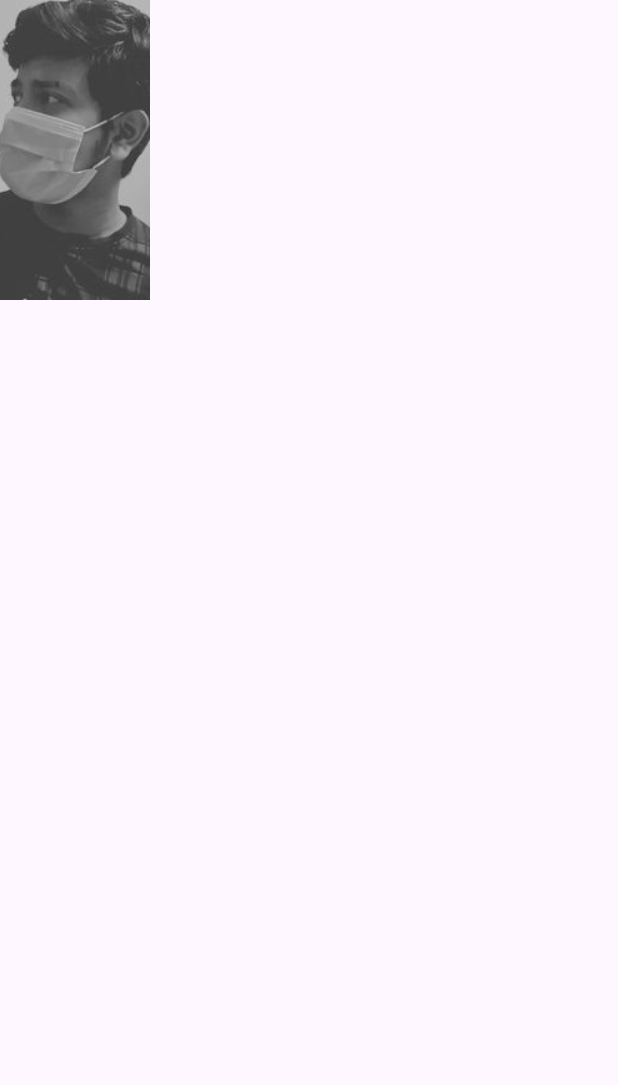
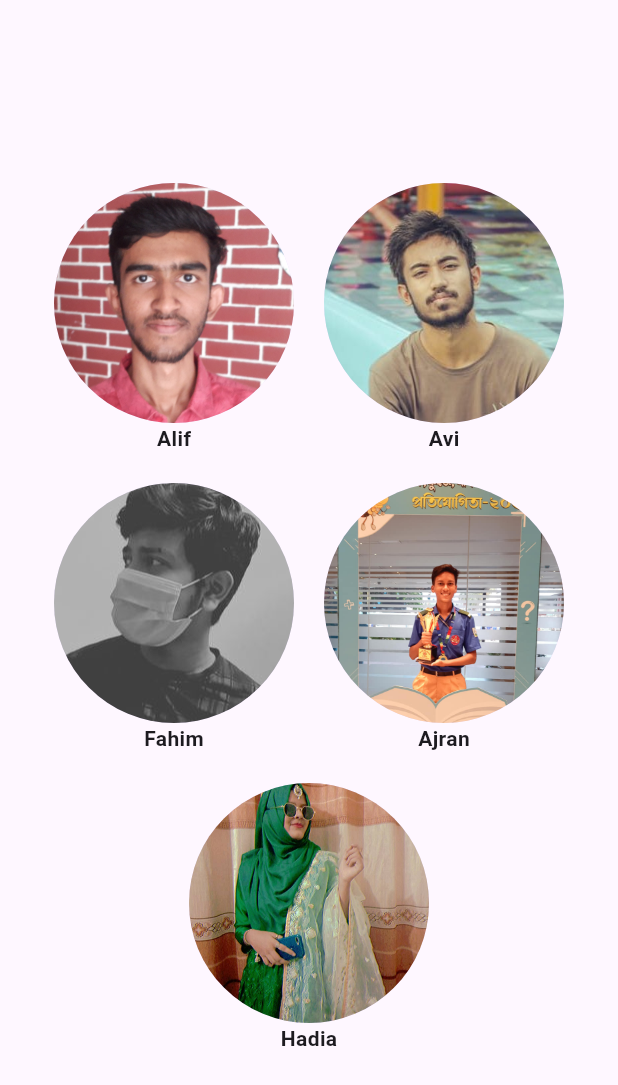
Before and after one commit to FahimShahriar-Sulfuric/chotto_bondhura_app, a Flutter app: the screen it shows after launch, on a phone screen of 412 x 824 dp. Shown: the top 1085 px of the screen. Run offline on Flutter 3.47's test engine with Material 2 defaults, Android fonts, the phone set to English and light mode, and no system bars.

Commit message:
Completed homepage.dart

```diff
--- a/lib/homepage.dart
+++ b/lib/homepage.dart
@@ -7,49 +7,91 @@ class Homepage extends StatelessWidget {
   Widget build(BuildContext context) {
     return SafeArea(
       child: Scaffold(
-      body: Column(
-        children: [
-          InkWell(
-            onTap: () {},
-            child: Ink.image(
-                image: AssetImage('assets/Fahim.jpg'),
-              height: 200,
-              width: 100,
-              fit: BoxFit.cover,
-            ),
+        body: Center(
+          child: Wrap(
+            spacing: 20,
+            runSpacing: 20,
+            alignment: WrapAlignment.center,
+            children: [
+              GestureDetector(
+                onTap: null,
+                child: const Column(
+                  children: [
+                    CircleAvatar(
+                      backgroundImage: AssetImage('assets/Alif.jpg'),
+                      radius: 80,
+                    ),
+                    Text(
+                      'Alif',
+                      style: TextStyle(fontWeight: FontWeight.bold),
+                    ),
+                  ],
+                ),
+              ),
+              GestureDetector(
+                onTap: null,
+                child: const Column(
+                  children: [
+                    CircleAvatar(
+                      backgroundImage: AssetImage('assets/Avi.jpg'),
+                      radius: 80,
+                    ),
+                    Text(
+                      'Avi',
+                      style: TextStyle(fontWeight: FontWeight.bold),
+                    ),
+                  ],
+                ),
+              ),
+              GestureDetector(
+                onTap: null,
+                child: const Column(
+                  children: [
+                    CircleAvatar(
+                      backgroundImage: AssetImage('assets/Fahim.jpg'),
+                      radius: 80,
+                    ),
+                    Text(
+                      'Fahim',
+                      style: TextStyle(fontWeight: FontWeight.bold),
+                    ),
+                  ],
+                ),
+              ),
+              GestureDetector(
+                onTap: null,
+                child: const Column(
+                  children: [
+                    CircleAvatar(
+                      backgroundImage: AssetImage('assets/Ajran.jpg'),
+                      radius: 80,
+                    ),
+                    Text(
+                      'Ajran',
+                      style: TextStyle(fontWeight: FontWeight.bold),
+                    ),
+                  ],
+                ),
+              ),
+              GestureDetector(
+                onTap: null,
+                child: const Column(
+                  children: [
+                    CircleAvatar(
+                      backgroundImage: AssetImage('assets/Hadia.jpg'),
+                      radius: 80,
+                    ),
+                    Text(
+                      'Hadia',
+                      style: TextStyle(fontWeight: FontWeight.bold),
+                    ),
+                  ],
+                ),
+              ),
+            ],
           ),
-        ],
+        ),
       ),
-    ),
     );
   }
 }
-
-
-
-// Column(
-// children: [
-// SizedBox(height: 50),
-// Container(
-// child: Row(
-// mainAxisAlignment: MainAxisAlignment.center,
-// children: [
-// Column(
-// children: [
-// CircleAvatar(
-// backgroundImage: AssetImage('assets/Alif.jpg'),
-// radius: 80,
-// ),
-// Text('Alif', style: TextStyle(fontWeight: FontWeight.bold)),
-// ],
-// ),
-// SizedBox(width: 20),
-// CircleAvatar(
-// backgroundImage: AssetImage('assets/Avi.jpg'),
-// radius: 80,
-// ),
-// ],
-// ),
-// ),
-// ],
-// ),
```
